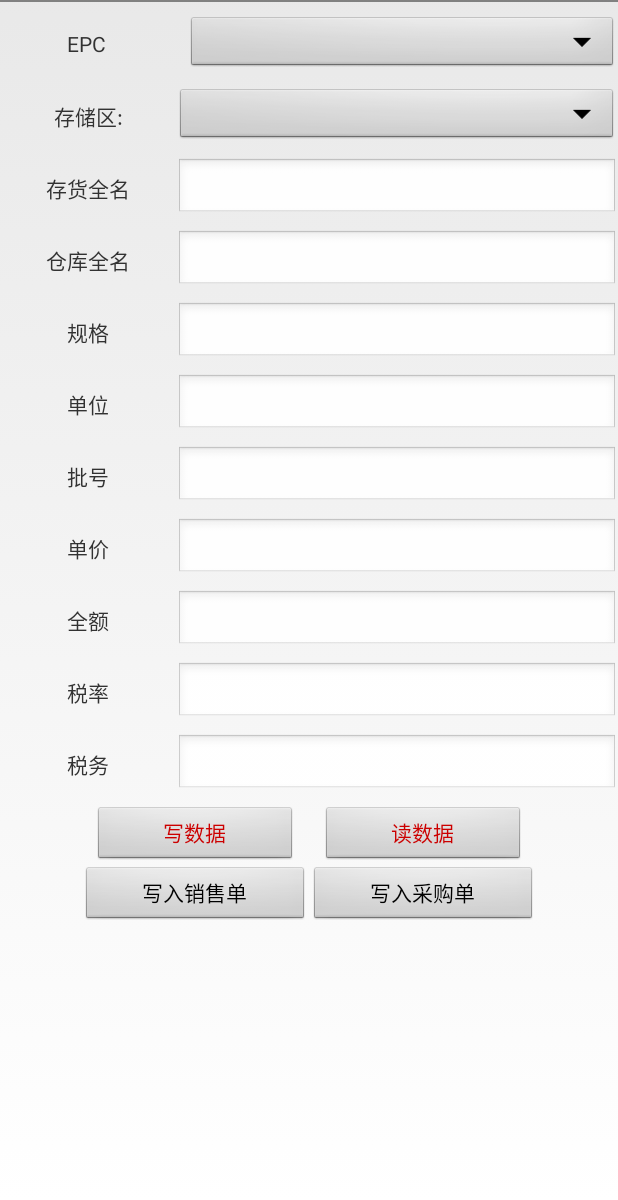
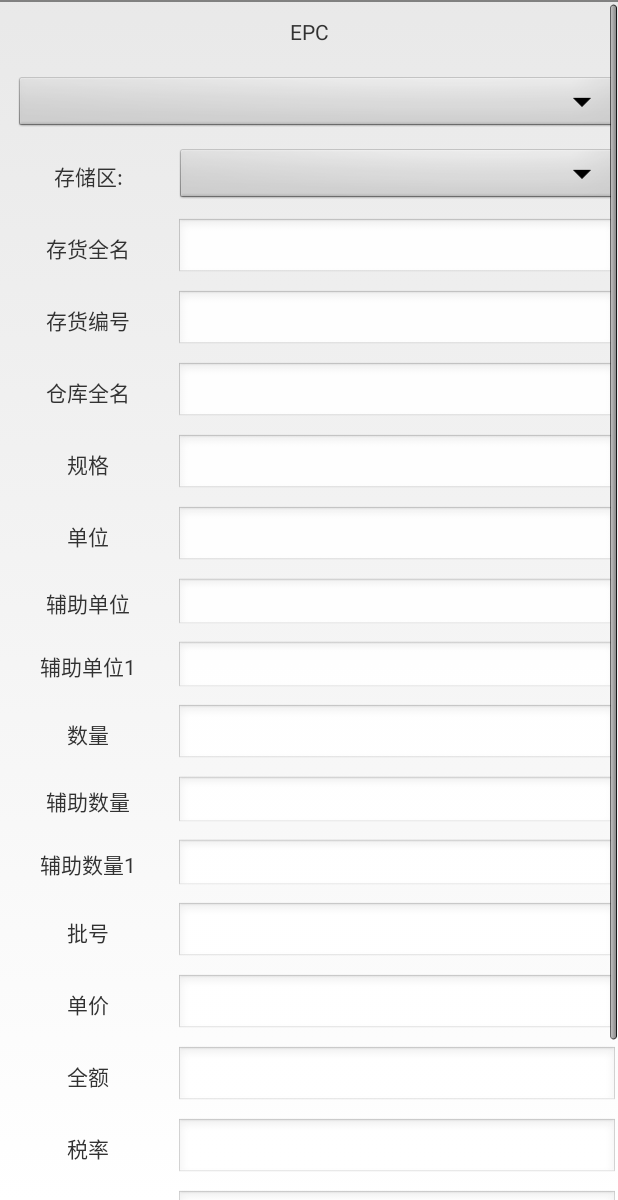
Before and after one commit to youenn98/pda6100_scan, an Android app: the layout rw_6c.xml on its own in the app's theme, with its tools: preview values and no code run, on a phone screen of 412 x 824 dp, the part 36-1236 px from its top. Run offline under Robolectric (Android 15) with nearby library versions, the phone set to English and light mode, and no system bars.

Commit message:
basic function

```diff
--- a/app/src/main/res/layout/rw_6c.xml
+++ b/app/src/main/res/layout/rw_6c.xml
@@ -1,21 +1,26 @@
-<LinearLayout xmlns:android="http://schemas.android.com/apk/res/android"
+<ScrollView  xmlns:android="http://schemas.android.com/apk/res/android"
     android:layout_width="match_parent"
     android:layout_height="match_parent"
     android:orientation="vertical" >
 
-    <LinearLayout
-        android:layout_width="match_parent"
+    <TableLayout
+        android:layout_width="fill_parent"
         android:layout_height="wrap_content"
-        android:layout_marginTop="8dp"
-        android:orientation="horizontal" >
+        android:layout_gravity="center_horizontal" >
 
+        <TableRow>
             <TextView
                 android:layout_width="0dp"
                 android:layout_height="@dimen/rm_6c_et_height"
                 android:layout_weight="2"
                 android:gravity="center"
                 android:text="EPC" />
+        </TableRow>
 
+        <TableRow
+            android:layout_width="match_parent"
+            android:layout_height="wrap_content"
+            android:layout_marginTop="8dp" >
             <Spinner
                 android:id="@+id/epc0"
                 android:layout_width="0dp"
@@ -25,44 +30,7 @@
                 android:focusable="false"
                 android:gravity="center"
                 android:inputType="none" />
-        <!--
-		<EditText
-            android:id="@+id/epc1"
-            android:layout_width="match_parent"
-            android:layout_height="@dimen/rm_6c_et_height"
-            android:layout_marginLeft="10dp"
-            android:layout_weight="1"
-            android:editable="false"
-            android:focusable="false"
-            />
-
-        <EditText
-            android:id="@+id/epc2"
-            android:layout_width="match_parent"
-            android:layout_height="@dimen/rm_6c_et_height"
-            android:layout_marginLeft="10dp"
-            android:layout_weight="1"
-            android:editable="false"
-            android:focusable="false"
-            />
-
-        <EditText
-            android:id="@+id/epc3"
-            android:layout_width="match_parent"
-            android:layout_height="@dimen/rm_6c_et_height"
-            android:layout_marginLeft="10dp"
-            android:layout_weight="1"
-            android:editable="false"
-            android:focusable="false"
-            />
-        -->
-    </LinearLayout>
-
-    <TableLayout
-        android:layout_width="fill_parent"
-        android:layout_height="wrap_content"
-        android:layout_gravity="center_horizontal" >
-
+        </TableRow>
         <TableRow
             android:layout_width="match_parent"
             android:layout_height="wrap_content"
@@ -99,6 +67,27 @@
 
             <EditText
                 android:id="@+id/et_good"
+                android:layout_width="0dp"
+                android:layout_height="@dimen/rm_6c_et_height"
+                android:layout_weight="5"
+                android:gravity="center" />
+        </TableRow>
+
+        <TableRow
+            android:layout_width="match_parent"
+            android:layout_height="wrap_content"
+            android:layout_marginTop="8dp" >
+
+            <TextView
+                android:layout_width="0dp"
+                android:layout_height="wrap_content"
+                android:layout_gravity="center_vertical"
+                android:layout_weight="2"
+                android:gravity="center"
+                android:text="@string/goods_code" />
+
+            <EditText
+                android:id="@+id/et_good_code"
                 android:layout_width="0dp"
                 android:layout_height="@dimen/rm_6c_et_height"
                 android:layout_weight="5"
@@ -167,7 +156,106 @@
                 android:layout_weight="5"
                 android:gravity="center" />
         </TableRow>
+        <TableRow
+            android:layout_width="match_parent"
+            android:layout_height="wrap_content"
+            android:layout_marginTop="8dp" >
 
+            <TextView
+                android:layout_width="0dp"
+                android:layout_height="wrap_content"
+                android:layout_gravity="center_vertical"
+                android:layout_weight="2"
+                android:gravity="center"
+                android:text="@string/aux_unit" />
+
+            <EditText
+                android:id="@+id/et_aux_unit"
+                android:layout_width="0dp"
+                android:layout_height="34dp"
+                android:layout_weight="5"
+                android:gravity="center" />
+        </TableRow>
+        <TableRow
+            android:layout_width="match_parent"
+            android:layout_height="wrap_content"
+            android:layout_marginTop="8dp" >
+
+            <TextView
+                android:layout_width="0dp"
+                android:layout_height="wrap_content"
+                android:layout_gravity="center_vertical"
+                android:layout_weight="2"
+                android:gravity="center"
+                android:text="@string/aux_unit1" />
+
+            <EditText
+                android:id="@+id/et_aux_unit1"
+                android:layout_width="0dp"
+                android:layout_height="34dp"
+                android:layout_weight="5"
+                android:gravity="center" />
+        </TableRow>
+        <TableRow
+            android:layout_width="match_parent"
+            android:layout_height="wrap_content"
+            android:layout_marginTop="8dp" >
+
+            <TextView
+                android:layout_width="0dp"
+                android:layout_height="wrap_content"
+                android:layout_gravity="center_vertical"
+                android:layout_weight="2"
+                android:gravity="center"
+                android:text="@string/quan" />
+
+            <EditText
+                android:id="@+id/et_quan"
+                android:layout_width="0dp"
+                android:layout_height="@dimen/rm_6c_et_height"
+                android:layout_weight="5"
+                android:gravity="center" />
+        </TableRow>
+        <TableRow
+            android:layout_width="match_parent"
+            android:layout_height="wrap_content"
+            android:layout_marginTop="8dp" >
+
+            <TextView
+                android:layout_width="0dp"
+                android:layout_height="wrap_content"
+                android:layout_gravity="center_vertical"
+                android:layout_weight="2"
+                android:gravity="center"
+                android:text="@string/aux_quan" />
+
+            <EditText
+                android:id="@+id/et_aux_quan"
+                android:layout_width="0dp"
+                android:layout_height="34dp"
+                android:layout_weight="5"
+                android:gravity="center" />
+        </TableRow>
+        <TableRow
+            android:layout_width="match_parent"
+            android:layout_height="wrap_content"
+            android:layout_marginTop="8dp" >
+
+            <TextView
+                android:layout_width="0dp"
+                android:layout_height="wrap_content"
+                android:layout_gravity="center_vertical"
+                android:layout_weight="2"
+                android:gravity="center"
+                android:text="@string/aux_quan1" />
+
+            <EditText
+                android:id="@+id/et_aux_quan1"
+                android:layout_width="0dp"
+                android:layout_height="34dp"
+                android:layout_weight="5"
+                android:gravity="center" />
+        </TableRow>
         <TableRow
             android:layout_width="match_parent"
             android:layout_height="wrap_content"
@@ -271,9 +359,7 @@
                 android:gravity="center" />
         </TableRow>
 
-    </TableLayout>
 
-    <TableLayout
         android:layout_width="@dimen/list_width"
         android:layout_height="wrap_content"
         android:layout_gravity="center_horizontal" >
@@ -323,4 +409,4 @@
 
     </TableLayout>
 
-</LinearLayout>
+</ScrollView>
--- a/app/src/main/res/values/strings.xml
+++ b/app/src/main/res/values/strings.xml
@@ -255,10 +255,16 @@
 
         <string name="storage">存储区:</string>
         <string name="goods_name">存货全名</string>
+        <string name="goods_code">存货编号</string>
         <string name="ware_house_name">仓库全名</string>
         <string name="specification">规格</string>
         <string name="type">型号</string>
         <string name="unit">单位</string>
+        <string name="aux_unit">辅助单位</string>
+        <string name="aux_unit1">辅助单位1</string>
+        <string name="quan">数量</string>
+        <string name="aux_quan">辅助数量</string>
+        <string name="aux_quan1">辅助数量1</string>
         <string name="lot">批号</string>
         <string name="price">单价</string>
         <string name="whole_price">全额</string>
```
Also changed, not shown: app/src/main/java/com/example/pda6100_scan_ver00/DataManage.java (+180 -39 lines). Lines whose indentation alone changed are shown as unchanged.
